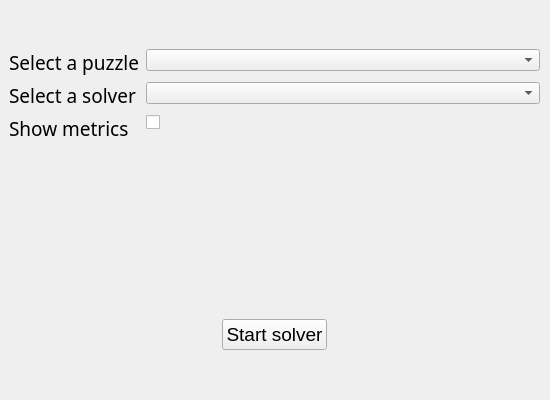
Before: the Qt Designer form src/gui/template/start_window.ui in adejong93/epitech-ai-solver-2021, drawn with Qt 5.
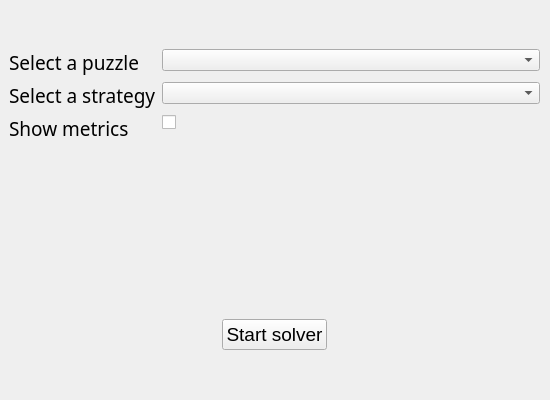
After: the same form once the commit is applied.

Commit message: add event listening on selection window

```diff
--- a/src/gui/template/start_window.ui
+++ b/src/gui/template/start_window.ui
@@ -69,7 +69,7 @@
          </font>
         </property>
         <property name="text">
-         <string>Select a solver</string>
+         <string>Select a strategy</string>
         </property>
        </widget>
       </item>
```
Left out of the diff: 6 changed lines with no effect on the pictures. The commit also changes 2 other files.
